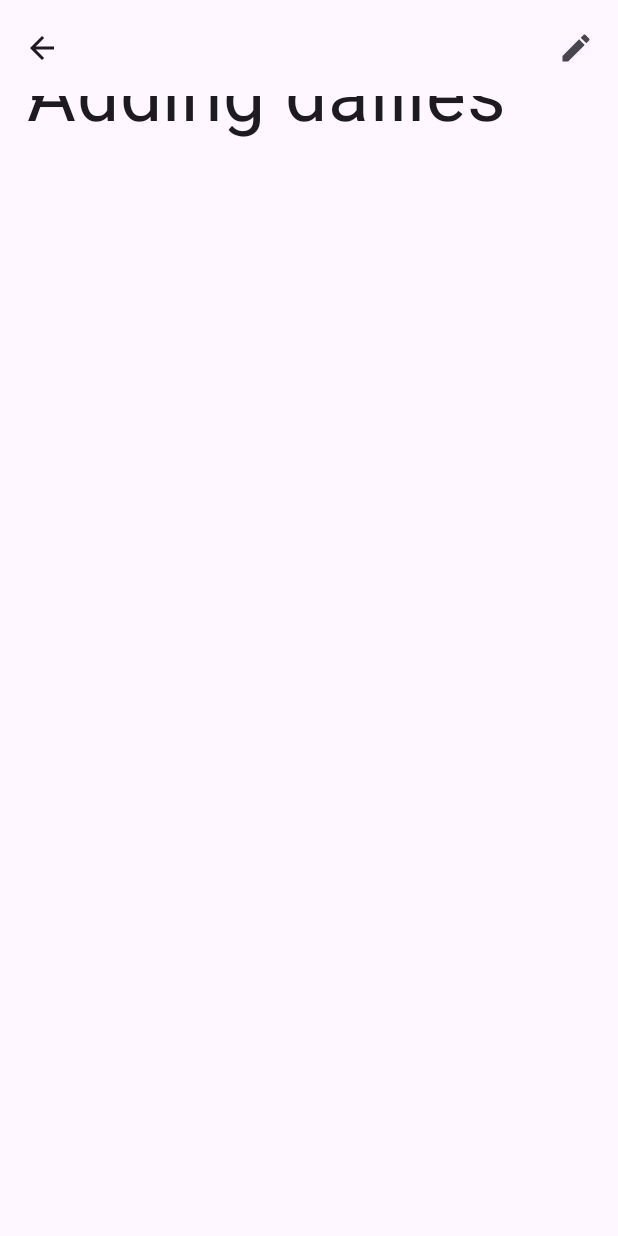
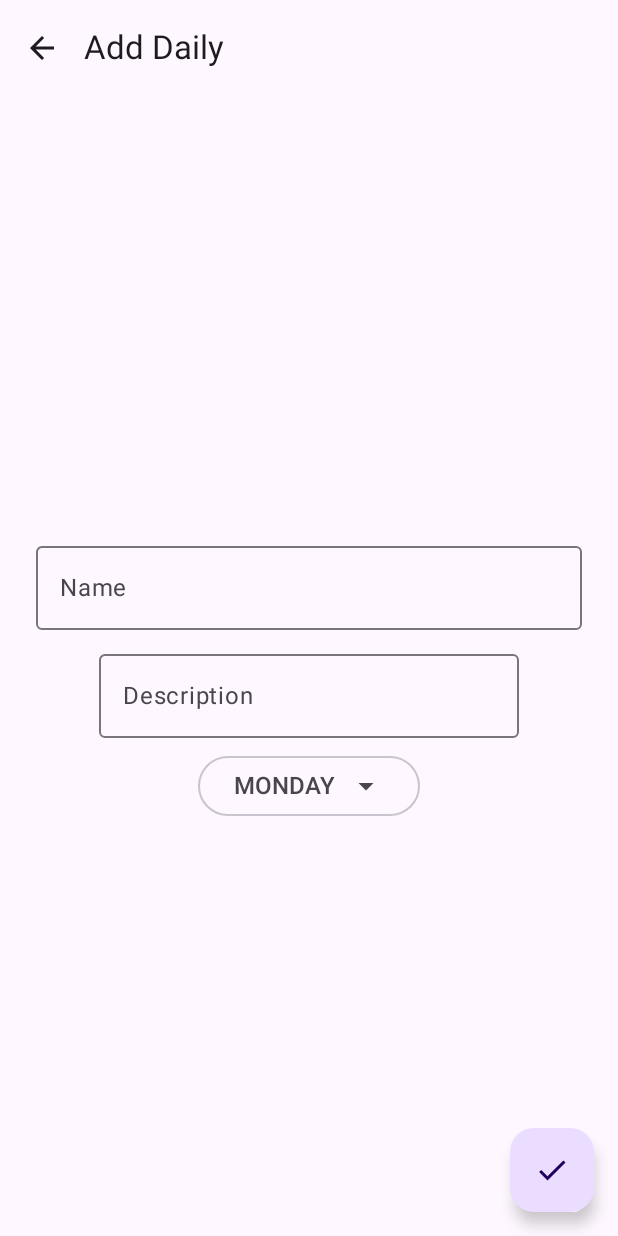
Before and after one commit to erggithub11/major_project, an Android app built with Jetpack Compose: the add screen opened through its navigation route, on a phone screen of 412 x 824 dp. Run offline under Robolectric (Android 15) with nearby library versions, the phone set to English and light mode, and no system bars; our stand-ins replace Room's generated code, livedata-compose.

Commit message:
Updated add screen function so it actually add value into the database

```diff
--- a/app/src/main/java/com/dailies/ui/add/AddScreen.kt
+++ b/app/src/main/java/com/dailies/ui/add/AddScreen.kt
@@ -1,10 +1,22 @@
 package com.dailies.ui.add
 
+import androidx.compose.foundation.layout.Arrangement
 import androidx.compose.foundation.layout.Column
 import androidx.compose.foundation.layout.fillMaxSize
+import androidx.compose.foundation.layout.fillMaxWidth
 import androidx.compose.foundation.layout.padding
 import androidx.compose.foundation.rememberScrollState
 import androidx.compose.foundation.verticalScroll
+import androidx.compose.material.icons.Icons
+import androidx.compose.material.icons.filled.ArrowBack
+import androidx.compose.material.icons.filled.Check
+import androidx.compose.material3.ExperimentalMaterial3Api
+import androidx.compose.material3.FloatingActionButton
+import androidx.compose.material3.Icon
+import androidx.compose.material3.IconButton
+import androidx.compose.material3.OutlinedTextField
+import androidx.compose.material3.Scaffold
+import androidx.compose.material3.SmallTopAppBar
 import androidx.compose.material3.SnackbarHostState
 import androidx.compose.material3.Text
 import androidx.compose.runtime.Composable
@@ -18,19 +30,23 @@ import androidx.compose.runtime.setValue
 import androidx.compose.ui.Alignment
 import androidx.compose.ui.Modifier
 import androidx.compose.ui.res.stringArrayResource
+import androidx.compose.ui.res.stringResource
 import androidx.compose.ui.tooling.preview.Preview
 import androidx.compose.ui.unit.dp
 import androidx.compose.ui.unit.sp
 import androidx.lifecycle.viewmodel.compose.viewModel
 import androidx.navigation.NavHostController
 import androidx.navigation.compose.rememberNavController
+import androidx.room.Insert
 import com.dailies.R
 import com.dailies.model.Dailies
 import com.dailies.model.DailiesViewModel
+import com.dailies.ui.components.ButtonSpinner
 import com.dailies.ui.components.EditScaffold
 import com.dailies.ui.components.MainScaffold
 import com.dailies.ui.daily.DailyScreenTopLevel
 import com.dailies.ui.theme.DailiesTheme
+import java.time.DayOfWeek
 
 @Composable
 fun AddScreenTopLevel(
@@ -48,6 +64,7 @@ fun AddScreenTopLevel(
     )
 }
 
+@OptIn(ExperimentalMaterial3Api::class)
 @Composable
 fun AddScreen(modifier: Modifier = Modifier,
                   navController: NavHostController,
@@ -61,31 +78,165 @@ fun AddScreen(modifier: Modifier = Modifier,
     val dayValue = values.copyOfRange(0,values.size)
 
     var day by rememberSaveable { mutableStateOf( dayValue[0] ) }
-
     var dailiesName by rememberSaveable{mutableStateOf("")}
+    var description by rememberSaveable{mutableStateOf("")}
 
 
+    Scaffold(
+        floatingActionButton = {
+            FloatingActionButton(onClick = {
+                insertDailies(
+                    name = dailiesName,
+                    desc = description,
+                    //time = time,
+                    day = day
+                ) { newDailies ->
+                    insertDailies(newDailies)
+                }
+                navController.navigateUp()
+            },
+            ) {
+                Icon (
+                    imageVector = Icons.Filled.Check,
+                    contentDescription = stringResource(R.string.add_dailies)
+                )
+            }
+        },
+        topBar ={
+            SmallTopAppBar(
+                title = {
+                    Text(stringResource(R.string.add_dailies))
+                },
+                navigationIcon = {
+                    IconButton(
+                        onClick = {
+                            navController.navigateUp()
+                        }
+                    ){
 
-    EditScaffold (
-        navController = navController,
-        coroutineScope = coroutineScope,
-    ) {
-        Column(
+                        Icon (
+                            imageVector = Icons.Filled.ArrowBack,
+                            contentDescription = stringResource(R.string.Back)
+                        )
+                    }
+                }
+            )
+        }
+    ){innerPadding ->
+        Column (
             horizontalAlignment = Alignment.CenterHorizontally,
-            modifier = modifier
-                .padding(10.dp)
+            verticalArrangement = Arrangement.Center,
+            modifier = Modifier
+                .padding(innerPadding)
                 .fillMaxSize()
-                .verticalScroll(rememberScrollState()),
         ) {
 
-            Text(
-                text = "placeholder for Adding dailies",
-                fontSize = 50.sp,
-                modifier = Modifier.padding(start = 8.dp)
+            DailyNameInput(
+                dailiesName = dailiesName,
+                modifier = Modifier
+                    .padding(top = 16.dp, start = 24.dp, end = 24.dp)
+                    .fillMaxWidth(),
+                updateName = {
+                    dailiesName = it
+                }
             )
 
+            DescriptionInput(
+                desc = description,
+                modifier = Modifier
+                    .padding(top = 8.dp),
+                updateDesc = {
+                    description = it
+                }
+            )
 
+            DayInput (
+                values = dayValue,
+                modifier = Modifier
+                    .padding(top = 8.dp),
+                updateDay = {
+                    day = it
+                }
+            )
         }
+
+    }
+
+}
+
+@Composable
+fun DayInput(values: Array<String>, modifier: Modifier, updateDay: (String) -> Unit)
+{
+    ButtonSpinner(
+        items = values.asList(),
+        modifier = modifier,
+        itemClick = {
+            updateDay(it)
+        }
+    )
+}
+
+@Composable
+fun DescriptionInput(
+    desc: String, modifier: Modifier, updateDesc: (String) -> Unit)
+{
+    OutlinedTextField(
+        value = desc,
+        label = {
+            Text(text = "Description")
+        },
+        onValueChange = { updateDesc(it) },
+        modifier = modifier
+    )
+}
+
+@Composable
+fun DailyNameInput(
+    dailiesName: String, modifier: Modifier, updateName: (String) -> Unit)
+{
+OutlinedTextField(value = dailiesName,
+    label = {
+            Text(text = "Name")
+    },
+    onValueChange ={ updateName(it) },
+    modifier = modifier )
+}
+
+
+//    EditScaffold (
+//        navController = navController,
+//        coroutineScope = coroutineScope,
+//    ) {
+//        Column(
+//            horizontalAlignment = Alignment.CenterHorizontally,
+//            modifier = modifier
+//                .padding(10.dp)
+//                .fillMaxSize()
+//                .verticalScroll(rememberScrollState()),
+//        ) {
+//
+//            Text(
+//                text = "placeholder for Adding dailies",
+//                fontSize = 50.sp,
+//                modifier = Modifier.padding(start = 8.dp)
+//            )
+//
+//
+//        }
+//    }
+// }
+
+fun insertDailies(name: String, desc: String, day: String,
+                  doInsert: (Dailies) -> Unit = {}) {
+    if (name.isNotEmpty()){
+        val dailies = Dailies (
+            id = 0,
+            name = name,
+            description = desc,
+            day = DayOfWeek.valueOf(day.uppercase())
+
+        )
+        doInsert(dailies)
     }
 }
 
--- a/app/src/main/java/com/dailies/ui/edit/EditScreen.kt
+++ b/app/src/main/java/com/dailies/ui/edit/EditScreen.kt
@@ -15,9 +15,7 @@ import androidx.compose.ui.unit.dp
 import androidx.compose.ui.unit.sp
 import androidx.navigation.NavHostController
 import androidx.navigation.compose.rememberNavController
-import com.dailies.ui.components.EditScaffold
 import com.dailies.ui.components.MainScaffold
-import com.dailies.ui.daily.DailyScreenTopLevel
 import com.dailies.ui.theme.DailiesTheme
 
 @Composable
--- a/app/src/main/res/values/strings.xml
+++ b/app/src/main/res/values/strings.xml
@@ -25,6 +25,8 @@
     <string name="logo">Logo</string>
 
     <string name="remove_daily">Remove Daily</string>
+    <string name="add_dailies">Add Daily</string>
+
 
     <string name="DropDown">Dropdown Button</string>
 
```
